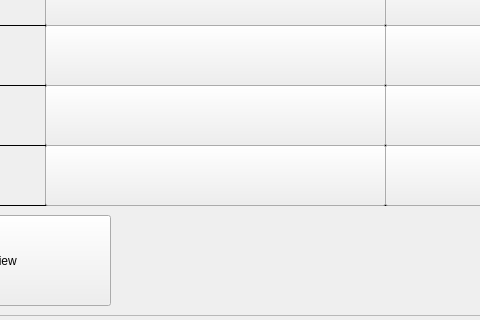
yjsin-emastec/neptune, file gui/mainwidget/src/dvrsetup/device/videoinput/videoinputdialog.ui: the form before one commit; both pictures show x 139 to 619 and y 359 to 679 of the 1229 by 679 pixel window.
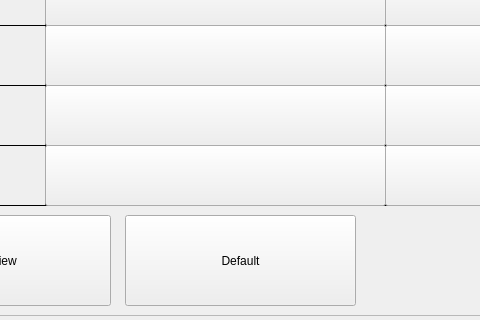
The form after the commit.

Commit message: Modify table menu UI in Normal, VideoInput, TriggerInput Dialog 내용 - 테이블 형태 메뉴 헤더의 라벨도 헤더 버튼과 동일하게 파란색으로 변경 - On/Off 텍스트가 잘보이지 않아 대분자로 변경 - Default 버튼 추가

```diff
--- a/gui/mainwidget/src/dvrsetup/device/videoinput/videoinputdialog.ui
+++ b/gui/mainwidget/src/dvrsetup/device/videoinput/videoinputdialog.ui
@@ -1102,6 +1102,19 @@
      <string/>
     </property>
    </widget>
+   <widget class="QPushButton" name="buttonDefault">
+    <property name="geometry">
+     <rect>
+      <x>260</x>
+      <y>570</y>
+      <width>231</width>
+      <height>91</height>
+     </rect>
+    </property>
+    <property name="text">
+     <string>Default</string>
+    </property>
+   </widget>
   </widget>
  </widget>
  <layoutdefault spacing="6" margin="11"/>
```
The commit also changes 28 other files.
